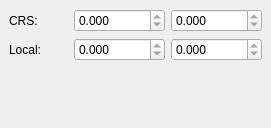
Qt form grid/grid_dock_base.ui (lparchaeology/ArkPlan) before a commit.
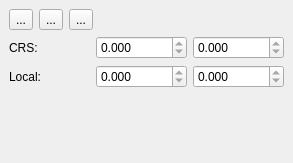
The same form after that commit. Icons and pictures are not drawn. Custom widgets are drawn as their Qt base class.

Commit message: Move grid tools into grid dock

What changed in the file:
```diff
--- a/grid/grid_dock_base.ui
+++ b/grid/grid_dock_base.ui
@@ -6,8 +6,8 @@
    <rect>
     <x>0</x>
     <y>0</y>
-    <width>271</width>
-    <height>128</height>
+    <width>293</width>
+    <height>163</height>
    </rect>
   </property>
   <property name="windowTitle">
@@ -15,6 +15,56 @@
   </property>
   <widget class="QWidget" name="GridDockContents">
    <layout class="QVBoxLayout" name="verticalLayout">
+    <item>
+     <layout class="QHBoxLayout" name="horizontalLayout">
+      <item>
+       <widget class="QToolButton" name="createGridTool">
+        <property name="text">
+         <string>...</string>
+        </property>
+        <property name="icon">
+         <iconset resource="resources.qrc">
+          <normaloff>:/plugins/ArkGrid/get-hot-new-stuff.png</normaloff>:/plugins/ArkGrid/get-hot-new-stuff.png</iconset>
+        </property>
+       </widget>
+      </item>
+      <item>
+       <widget class="QToolButton" name="identifyGridTool">
+        <property name="text">
+         <string>...</string>
+        </property>
+        <property name="icon">
+         <iconset resource="resources.qrc">
+          <normaloff>:/plugins/ArkGrid/snap-orthogonal.png</normaloff>:/plugins/ArkGrid/snap-orthogonal.png</iconset>
+        </property>
+       </widget>
+      </item>
+      <item>
+       <widget class="QToolButton" name="updateLayerTool">
+        <property name="text">
+         <string>...</string>
+        </property>
+        <property name="icon">
+         <iconset resource="resources.qrc">
+          <normaloff>:/plugins/ArkGrid/mActionNewAttribute.png</normaloff>:/plugins/ArkGrid/mActionNewAttribute.png</iconset>
+        </property>
+       </widget>
+      </item>
+      <item>
+       <spacer name="horizontalSpacer">
+        <property name="orientation">
+         <enum>Qt::Horizontal</enum>
+        </property>
+        <property name="sizeHint" stdset="0">
+         <size>
+          <width>40</width>
+          <height>20</height>
+         </size>
+        </property>
+       </spacer>
+      </item>
+     </layout>
+    </item>
     <item>
      <layout class="QGridLayout" name="gridLayout">
       <item row="0" column="0">
```
Left out of the diff: 43 changed lines with no effect on the pictures. The commit also changes 8 other files.
